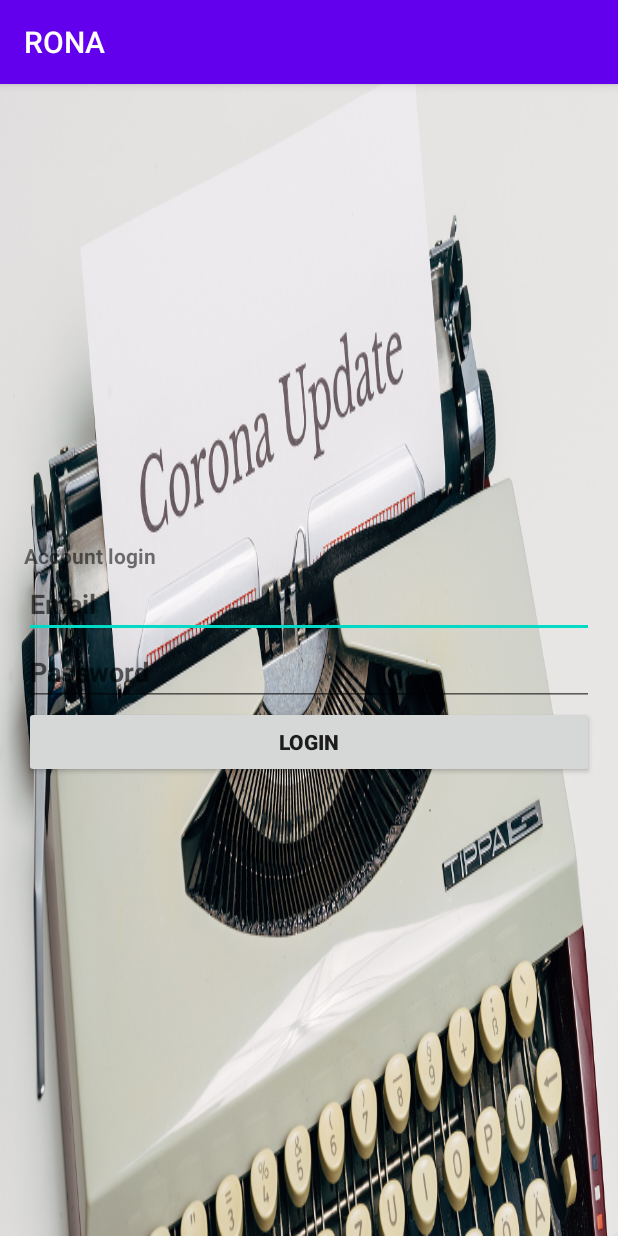
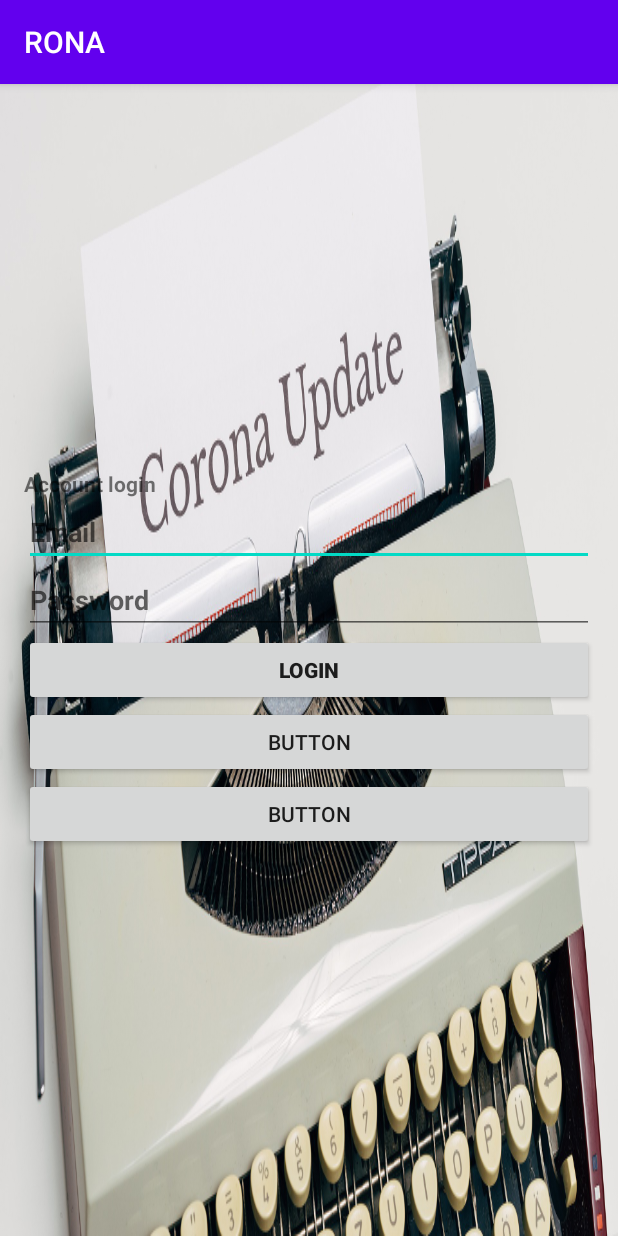
Before and after one commit to githiomi/RONA, an Android app: the LoginActivity screen opened directly, with no data from a screen before it, on a phone screen of 412 x 824 dp. Run offline under Robolectric (Android 15) with nearby library versions, the phone set to English and light mode, and no system bars; our stand-ins replace Firebase (no records; nobody signed in at launch, a user with empty details on screens opened directly).

Commit message:
Adds a button

```diff
--- a/app/src/main/res/layout/activity_login.xml
+++ b/app/src/main/res/layout/activity_login.xml
@@ -41,4 +41,16 @@
         android:layout_width="wrap_content"
         android:layout_height="wrap_content"
         android:visibility="gone" />
+
+    <Button
+        android:id="@+id/button2"
+        android:layout_width="match_parent"
+        android:layout_height="wrap_content"
+        android:text="Button" />
+
+    <Button
+        android:id="@+id/button3"
+        android:layout_width="match_parent"
+        android:layout_height="wrap_content"
+        android:text="Button" />
 </LinearLayout>
```
